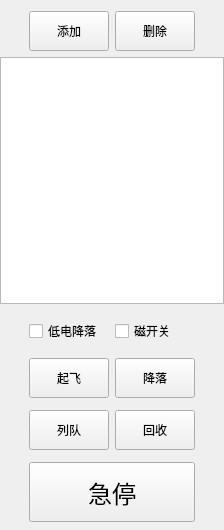
Qt form UAVManage/devicemanage.ui (gessd/UAVManage) before a commit.
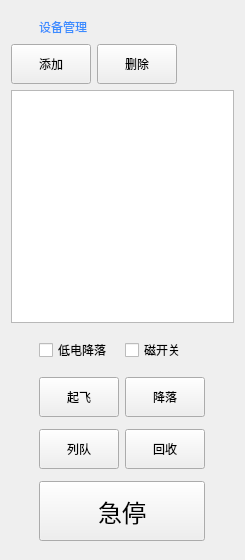
The same form after that commit. Icons and pictures are not drawn.

Commit message: 调整设备管理界面

Diff of the .ui file:
```diff
--- a/UAVManage/devicemanage.ui
+++ b/UAVManage/devicemanage.ui
@@ -6,8 +6,8 @@
    <rect>
     <x>0</x>
     <y>0</y>
-    <width>224</width>
-    <height>530</height>
+    <width>245</width>
+    <height>560</height>
    </rect>
   </property>
   <property name="windowTitle">
@@ -26,80 +26,13 @@
    <property name="bottomMargin">
     <number>0</number>
    </property>
-   <item row="1" column="0">
-    <widget class="QListWidget" name="listWidget"/>
-   </item>
    <item row="0" column="0">
-    <layout class="QHBoxLayout" name="horizontalLayout">
-     <item>
-      <spacer name="horizontalSpacer_3">
-       <property name="orientation">
-        <enum>Qt::Horizontal</enum>
-       </property>
-       <property name="sizeHint" stdset="0">
-        <size>
-         <width>40</width>
-         <height>20</height>
-        </size>
-       </property>
-      </spacer>
-     </item>
-     <item>
-      <widget class="QToolButton" name="btnAddDevice">
-       <property name="minimumSize">
-        <size>
-         <width>80</width>
-         <height>40</height>
-        </size>
-       </property>
-       <property name="text">
-        <string>添加</string>
-       </property>
-       <property name="icon">
-        <iconset resource="uavmanage.qrc">
-         <normaloff>:/res/images/add.png</normaloff>:/res/images/add.png</iconset>
-       </property>
-       <property name="toolButtonStyle">
-        <enum>Qt::ToolButtonTextBesideIcon</enum>
-       </property>
-      </widget>
-     </item>
-     <item>
-      <widget class="QToolButton" name="btnRemoveDevice">
-       <property name="minimumSize">
-        <size>
-         <width>80</width>
-         <height>40</height>
-        </size>
-       </property>
-       <property name="text">
-        <string>删除</string>
-       </property>
-       <property name="icon">
-        <iconset resource="uavmanage.qrc">
-         <normaloff>:/res/images/delete.png</normaloff>:/res/images/delete.png</iconset>
-       </property>
-       <property name="toolButtonStyle">
-        <enum>Qt::ToolButtonTextBesideIcon</enum>
-       </property>
-      </widget>
-     </item>
-     <item>
-      <spacer name="horizontalSpacer_4">
-       <property name="orientation">
-        <enum>Qt::Horizontal</enum>
-       </property>
-       <property name="sizeHint" stdset="0">
-        <size>
-         <width>40</width>
-         <height>20</height>
-        </size>
-       </property>
-      </spacer>
-     </item>
-    </layout>
-   </item>
-   <item row="2" column="0">
+    <widget class="QWidget" name="widgetBackgroundMain" native="true">
+     <layout class="QGridLayout" name="gridLayout_3">
+      <property name="topMargin">
+       <number>5</number>
+      </property>
+      <item row="3" column="0">
     <widget class="QWidget" name="widgetCommand" native="true">
      <property name="minimumSize">
       <size>
@@ -309,6 +242,125 @@
          </size>
         </property>
        </spacer>
+         </item>
+        </layout>
+       </widget>
+      </item>
+      <item row="2" column="0">
+       <widget class="QListWidget" name="listWidget"/>
+      </item>
+      <item row="1" column="0">
+       <layout class="QHBoxLayout" name="horizontalLayout">
+        <item>
+         <widget class="QToolButton" name="btnAddDevice">
+          <property name="minimumSize">
+           <size>
+            <width>80</width>
+            <height>40</height>
+           </size>
+          </property>
+          <property name="text">
+           <string>添加</string>
+          </property>
+          <property name="icon">
+           <iconset resource="uavmanage.qrc">
+            <normaloff>:/res/images/add.png</normaloff>:/res/images/add.png</iconset>
+          </property>
+          <property name="toolButtonStyle">
+           <enum>Qt::ToolButtonTextBesideIcon</enum>
+          </property>
+         </widget>
+        </item>
+        <item>
+         <widget class="QToolButton" name="btnRemoveDevice">
+          <property name="minimumSize">
+           <size>
+            <width>80</width>
+            <height>40</height>
+           </size>
+          </property>
+          <property name="text">
+           <string>删除</string>
+          </property>
+          <property name="icon">
+           <iconset resource="uavmanage.qrc">
+            <normaloff>:/res/images/delete.png</normaloff>:/res/images/delete.png</iconset>
+          </property>
+          <property name="toolButtonStyle">
+           <enum>Qt::ToolButtonTextBesideIcon</enum>
+          </property>
+         </widget>
+        </item>
+        <item>
+         <spacer name="horizontalSpacer_4">
+          <property name="orientation">
+           <enum>Qt::Horizontal</enum>
+          </property>
+          <property name="sizeHint" stdset="0">
+           <size>
+            <width>40</width>
+            <height>20</height>
+           </size>
+          </property>
+         </spacer>
+        </item>
+       </layout>
+      </item>
+      <item row="0" column="0">
+       <widget class="QWidget" name="widget" native="true">
+        <property name="styleSheet">
+         <string notr="true">background:transparent;</string>
+        </property>
+        <layout class="QHBoxLayout" name="horizontalLayout_2">
+         <property name="leftMargin">
+          <number>0</number>
+         </property>
+         <property name="topMargin">
+          <number>0</number>
+         </property>
+         <property name="rightMargin">
+          <number>0</number>
+         </property>
+         <property name="bottomMargin">
+          <number>0</number>
+         </property>
+         <item>
+          <widget class="QLabel" name="label">
+           <property name="minimumSize">
+            <size>
+             <width>22</width>
+             <height>22</height>
+            </size>
+           </property>
+           <property name="maximumSize">
+            <size>
+             <width>22</width>
+             <height>22</height>
+            </size>
+           </property>
+           <property name="text">
+            <string/>
+           </property>
+           <property name="pixmap">
+            <pixmap resource="uavmanage.qrc">:/res/device/P04_dronre_ic.png</pixmap>
+           </property>
+           <property name="scaledContents">
+            <bool>true</bool>
+           </property>
+          </widget>
+         </item>
+         <item>
+          <widget class="QLabel" name="label_2">
+           <property name="styleSheet">
+            <string notr="true">color: rgb(59, 140, 255);</string>
+           </property>
+           <property name="text">
+            <string>设备管理</string>
+           </property>
+          </widget>
+         </item>
+        </layout>
+       </widget>
       </item>
      </layout>
     </widget>
```
Lines whose indentation alone changed are shown as unchanged. The commit also changes 9 other files.
